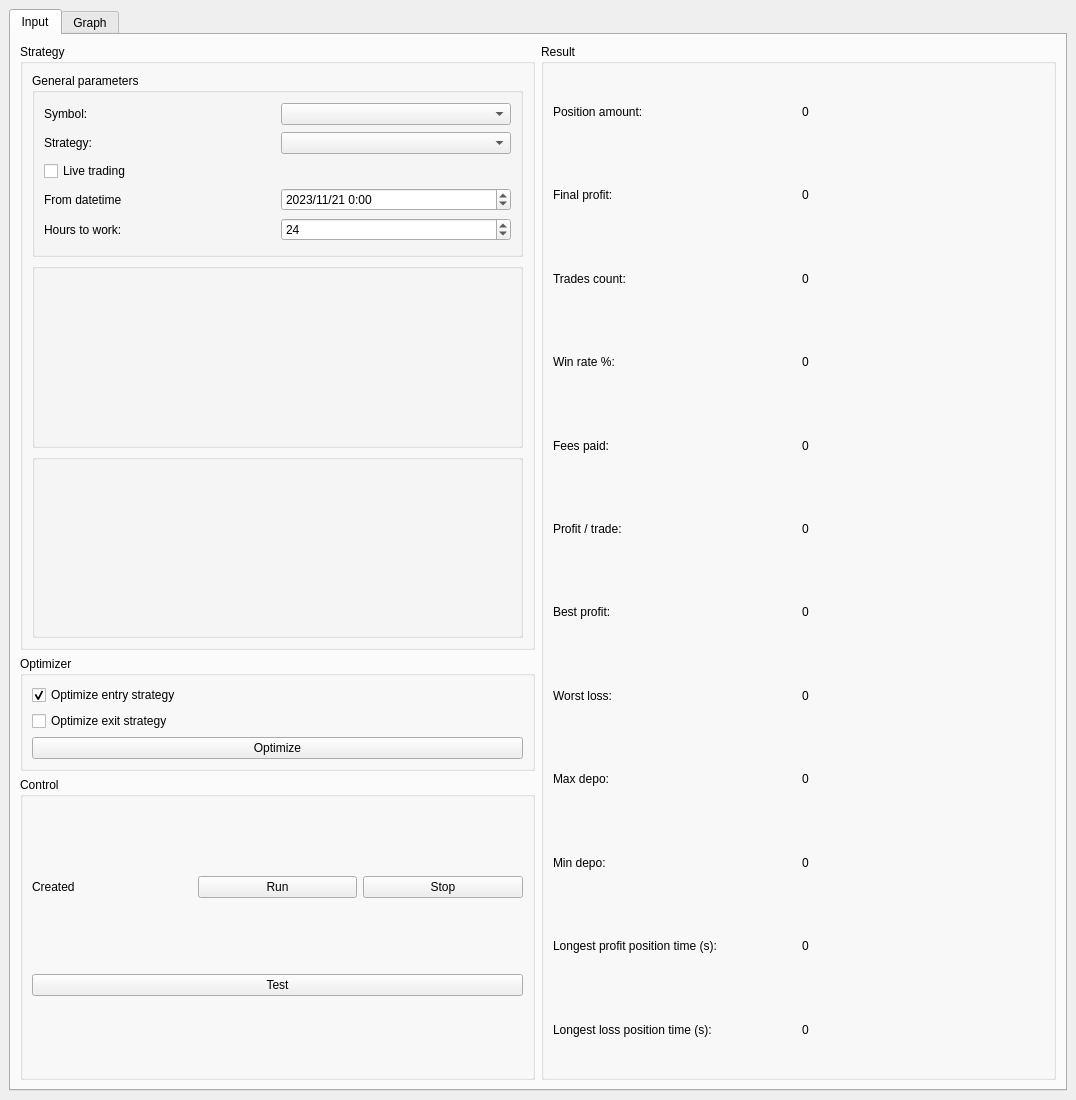
Old version of the form frontend/mainwindow.ui in the repository 84k491/crypto_cpp.
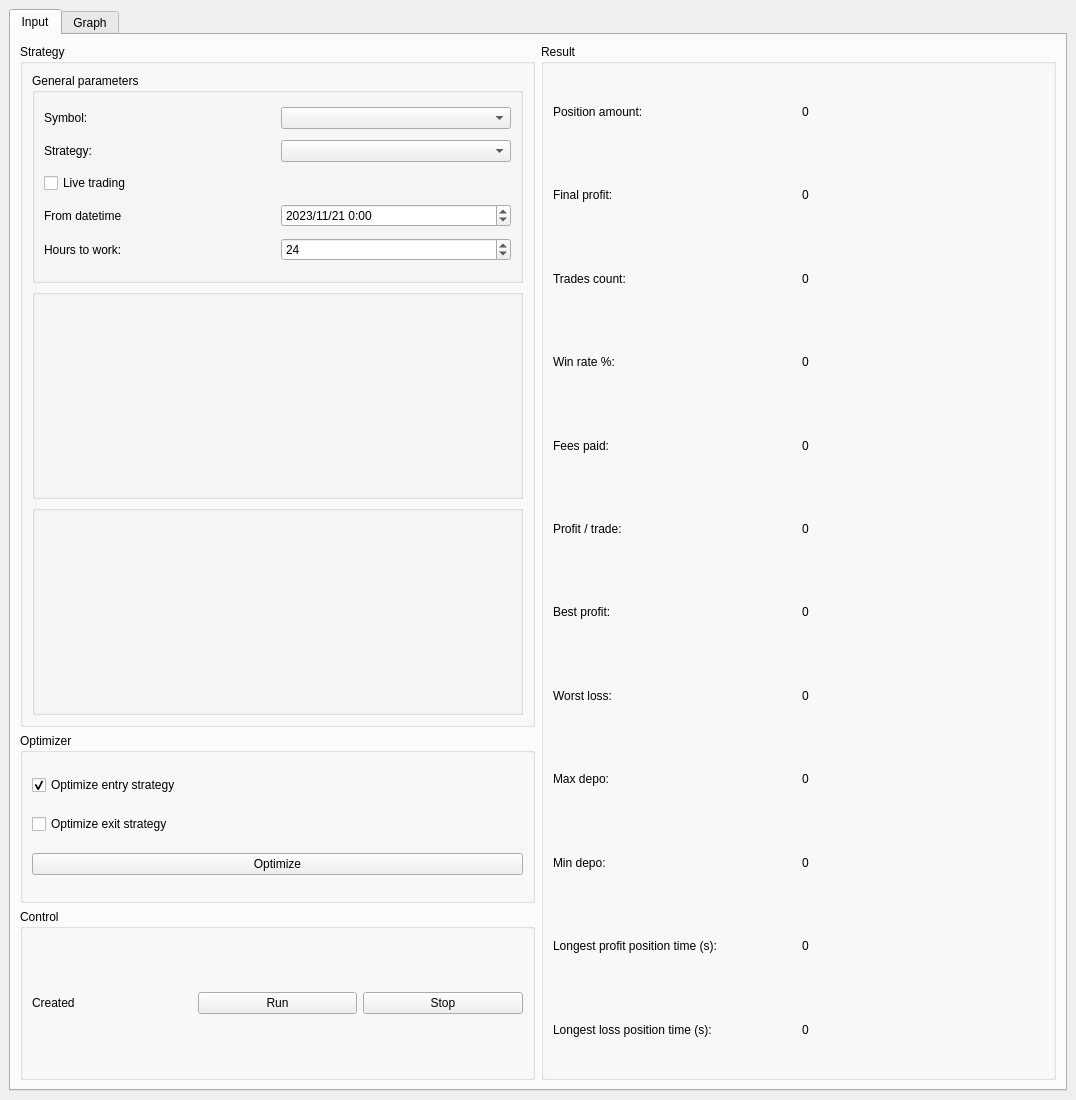
New version of the form. Custom widgets are drawn as their Qt base class.

What changed in the file:
```diff
--- a/frontend/mainwindow.ui
+++ b/frontend/mainwindow.ui
@@ -32,7 +32,7 @@
        </attribute>
        <layout class="QHBoxLayout" name="horizontalLayout_8" stretch="1,1">
         <item>
-         <layout class="QVBoxLayout" name="verticalLayout" stretch="2,0,1">
+         <layout class="QVBoxLayout" name="verticalLayout" stretch="4,1,1">
           <item>
            <widget class="QGroupBox" name="groupBox">
             <property name="title">
@@ -203,7 +203,7 @@
             <property name="title">
              <string>Control</string>
             </property>
-            <layout class="QVBoxLayout" name="verticalLayout_8" stretch="3,1">
+            <layout class="QVBoxLayout" name="verticalLayout_8" stretch="3">
              <item>
               <layout class="QHBoxLayout" name="horizontalLayout_7">
                <item>
@@ -229,17 +229,6 @@
                </item>
               </layout>
              </item>
-             <item>
-              <layout class="QHBoxLayout" name="horizontalLayout_19">
-               <item>
-                <widget class="QPushButton" name="pb_test">
-                 <property name="text">
-                  <string>Test</string>
-                 </property>
-                </widget>
-               </item>
-              </layout>
-             </item>
             </layout>
            </widget>
           </item>
```
